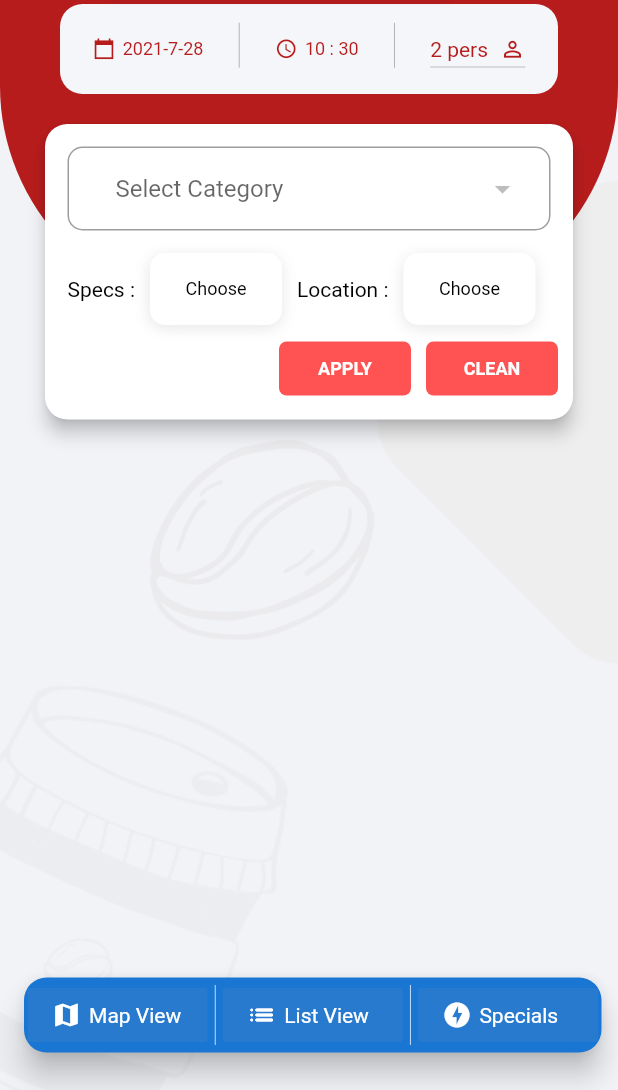
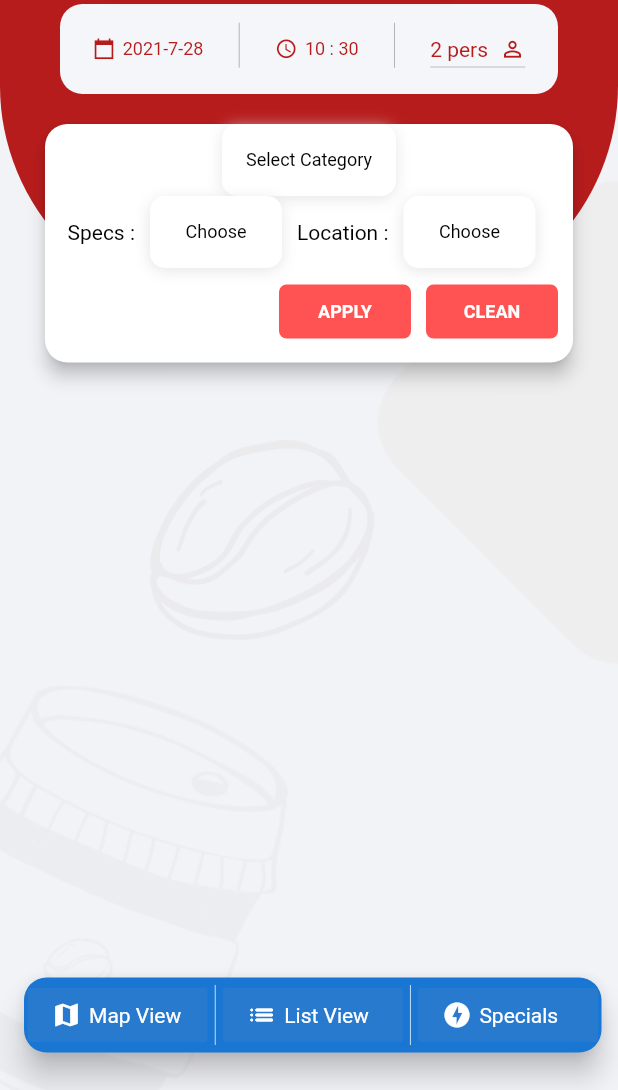
Before and after one commit to GhoudanAyoub/lmaida, a Flutter app: the RestaurantPage screen opened directly, after a tap on the "filter alt" icon, on a phone screen of 412 x 824 dp, the part 146-1236 px from its top. Run offline on Flutter 3.47's test engine with Material 2 defaults, Android fonts, the phone set to English and light mode, and no system bars; our stand-ins replace cached_network_image, cloud_firestore, dio, firebase_auth, firebase_core, firebase_storage and 13 more; missing offline and left inert: flutter_statusbarcolor, geocoder; accounts and stored records are empty; network calls fail; Roboto replaces fonts that are missing (Lmaida.ttf, SFProDisplay-Black, Ubuntu-Regular).

```diff
--- a/lib/Home/Components/maps.dart
+++ b/lib/Home/Components/maps.dart
@@ -110,7 +110,7 @@ class _MapsState extends State<Maps> {
                       margin:
                           EdgeInsets.symmetric(vertical: 70.0, horizontal: 35),
                       child: Padding(
-                        padding: EdgeInsets.only(left: 15.0, right: 30.0),
+                        padding: EdgeInsets.only(left: 15.0, right: 5.0),
                         child: Material(
                           elevation: 5.0,
                           borderRadius: BorderRadius.circular(50.0),
--- /dev/null
+++ b/lib/Home/Components/multiple_nutifier.dart
@@ -0,0 +1,23 @@
+import 'package:flutter/material.dart';
+
+class MultipleNotifier extends ChangeNotifier {
+  List<String> _selecteItems;
+  MultipleNotifier(this._selecteItems);
+  List<String> get selectedItems => _selecteItems;
+
+  bool isHaveItem(String value) => _selecteItems.contains(value);
+
+  addItem(String value) {
+    if (!isHaveItem(value)) {
+      _selecteItems.add(value);
+      notifyListeners();
+    }
+  }
+
+  removeItem(String value) {
+    if (isHaveItem(value)) {
+      _selecteItems.remove(value);
+      notifyListeners();
+    }
+  }
+}
--- a/lib/Home/HomePage.dart
+++ b/lib/Home/HomePage.dart
@@ -13,9 +13,10 @@ class HomePage extends StatefulWidget {
 class _HomePageState extends State<HomePage> {
   @override
   Widget build(BuildContext context) {
-    return new WillPopScope(
+    return SafeArea(
+        child: new WillPopScope(
       onWillPop: () async => false,
       child: SideBarLayout(),
-    );
+    ));
   }
 }
--- a/lib/Resto/resto_page.dart
+++ b/lib/Resto/resto_page.dart
@@ -9,6 +9,7 @@ import 'package:geocoder/geocoder.dart';
 import 'package:geolocator/geolocator.dart';
 import 'package:http/http.dart' as http;
 import 'package:intl/intl.dart';
+import 'package:lmaida/Home/Components/multiple_nutifier.dart';
 import 'package:lmaida/bloc.navigation_bloc/navigation_bloc.dart';
 import 'package:lmaida/components/LmaidaCard.dart';
 import 'package:lmaida/components/custom_card.dart';
@@ -17,6 +18,7 @@ import 'package:lmaida/models/restau_model.dart';
 import 'package:lmaida/utils/SizeConfig.dart';
 import 'package:lmaida/utils/StringConst.dart';
 import 'package:lmaida/utils/constants.dart';
+import 'package:provider/provider.dart';
 
 import 'componant/new_resto_details.dart';
 
@@ -209,8 +211,83 @@ class _RestaurantState extends State<RestaurantPage> {
     }
   }
 
+  _showMultipleChoiceDialog(BuildContext context) => showDialog(
+      context: context,
+      builder: (context) {
+        final _multipleNotifier = Provider.of<MultipleNotifier>(context);
+        return AlertDialog(
+          title: Text('Select Category'),
+          content: SingleChildScrollView(
+            child: Container(
+                width: double.infinity,
+                child: Column(
+                  mainAxisSize: MainAxisSize.min,
+                  children: categList
+                      .map((e) => CheckboxListTile(
+                            title: Row(
+                              children: <Widget>[
+                                e["picture"] != null
+                                    ? CachedNetworkImage(
+                                        imageUrl:
+                                            "https://lmaida.com/storage/categories/" +
+                                                e["picture"],
+                                        fit: BoxFit.cover,
+                                        width: 20,
+                                        fadeInDuration:
+                                            Duration(milliseconds: 500),
+                                        fadeInCurve: Curves.easeIn,
+                                        placeholder: (context, progressText) =>
+                                            Center(
+                                                child:
+                                                    circularProgress(context)),
+                                      )
+                                    : Icon(Icons.dinner_dining,
+                                        size: 20, color: Colors.black87),
+                                Container(
+                                    margin: EdgeInsets.only(left: 5),
+                                    width: 100,
+                                    child: Text(
+                                      e["name"],
+                                      overflow: TextOverflow.ellipsis,
+                                      style: TextStyle(
+                                        fontSize: 14,
+                                        color: Colors.black,
+                                        fontWeight: FontWeight.normal,
+                                      ),
+                                    )),
+                              ],
+                            ),
+                            onChanged: (value) {
+                              value
+                                  ? _multipleNotifier.addItem(e["name"])
+                                  : _multipleNotifier.removeItem(e["name"]);
+
+                              value
+                                  ? setState(() {
+                                      _selected = e["name"];
+                                      catId = e["id"];
+                                    })
+                                  : setState(() {
+                                      _selected = null;
+                                      catId = null;
+                                    });
+                            },
+                            value: _multipleNotifier.isHaveItem(e["name"]),
+                          ))
+                      .toList(),
+                )),
+          ),
+          actions: [
+            FlatButton(
+              child: Text('Yes'),
+              onPressed: () => Navigator.of(context).pop(),
+            )
+          ],
+        );
+      });
   @override
   Widget build(BuildContext context) {
+    final _multipleNotifier = Provider.of<MultipleNotifier>(context);
     return SafeArea(
       child: Scaffold(
         backgroundColor: Color(0xfff2f3f7),
@@ -416,87 +493,39 @@ class _RestaurantState extends State<RestaurantPage> {
                                 borderRadius: BorderRadius.circular(15.0)),
                             child: Column(
                               children: [
-                                Container(
-                                  margin: EdgeInsets.all(15),
-                                  padding: EdgeInsets.all(15),
-                                  decoration: BoxDecoration(
-                                      border: Border.all(
-                                          width: 1, color: Colors.grey),
-                                      borderRadius: BorderRadius.circular(10)),
-                                  child: Row(
-                                    mainAxisAlignment:
-                                        MainAxisAlignment.spaceBetween,
-                                    children: <Widget>[
-                                      Expanded(
-                                        child: DropdownButtonHideUnderline(
-                                          child: ButtonTheme(
-                                            alignedDropdown: true,
-                                            child: DropdownButton<String>(
-                                              isDense: true,
-                                              hint: new Text("Select Category"),
-                                              value: _selected,
-                                              onChanged: (String newValue) {
-                                                setState(() {
-                                                  _selected = newValue;
-                                                  catId = newValue;
-                                                });
+                                Padding(
+                                  padding: const EdgeInsets.symmetric(
+                                      horizontal: 10.0),
+                                  child: Column(
+                                    crossAxisAlignment:
+                                        CrossAxisAlignment.start,
+                                    children: [
+                                      CustomCard(
+                                        borderRadius:
+                                            BorderRadius.circular(10.0),
+                                        child: Container(
+                                          child: Theme(
+                                            data: ThemeData(
+                                              primaryColor:
+                                                  Theme.of(context).accentColor,
+                                              accentColor:
+                                                  Theme.of(context).accentColor,
+                                            ),
+                                            child: FlatButton(
+                                              onPressed: () {
+                                                _showMultipleChoiceDialog(
+                                                    context);
                                               },
-                                              items: categList
-                                                  .map(
-                                                      (e) =>
-                                                          new DropdownMenuItem(
-                                                            value: e["id"]
-                                                                .toString(),
-                                                            // value: _mySelection,
-                                                            child: Row(
-                                                              children: <
-                                                                  Widget>[
-                                                                e["picture"] !=
-                                                                        null
-                                                                    ? CachedNetworkImage(
-                                                                        imageUrl:
-                                                                            "https://lmaida.com/storage/categories/" +
-                                                                                e["picture"],
-                                                                        fit: BoxFit
-                                                                            .cover,
-                                                                        width:
-                                                                            20,
-                                                                        fadeInDuration:
-                                                                            Duration(milliseconds: 500),
-                                                                        fadeInCurve:
-                                                                            Curves.easeIn,
-                                                                        placeholder:
-                                                                            (context, progressText) =>
-                                                                                Center(child: circularProgress(context)),
-                                                                      )
-                                                                    : Icon(
-                                                                        Icons
-                                                                            .dinner_dining,
-                                                                        size:
-                                                                            20,
-                                                                        color: Colors
-                                                                            .black87),
-                                                                Container(
-                                                                    margin: EdgeInsets
-                                                                        .only(
-                                                                            left:
-                                                                                10),
-                                                                    child: Text(
-                                                                      e["name"],
-                                                                      style:
-                                                                          TextStyle(
-                                                                        fontSize:
-                                                                            14,
-                                                                        color: Colors
-                                                                            .black,
-                                                                        fontWeight:
-                                                                            FontWeight.normal,
-                                                                      ),
-                                                                    )),
-                                                              ],
-                                                            ),
-                                                          ))
-                                                  .toList(),
+                                              child: Text(
+                                                _selected == null
+                                                    ? 'Select Category'
+                                                    : _selected,
+                                                style: TextStyle(
+                                                  fontSize: 12,
+                                                  color: Colors.black,
+                                                  fontWeight: FontWeight.normal,
+                                                ),
+                                              ),
                                             ),
                                           ),
                                         ),
--- a/lib/utils/providers.dart
+++ b/lib/utils/providers.dart
@@ -1,4 +1,5 @@
 import 'package:lmaida/Home/Components/map_model.dart';
+import 'package:lmaida/Home/Components/multiple_nutifier.dart';
 import 'package:lmaida/profile/Componant/edit_profile__model_view.dart';
 import 'package:lmaida/profile/user_view_model.dart';
 import 'package:provider/provider.dart';
@@ -8,4 +9,5 @@ List<SingleChildWidget> providers = [
   ChangeNotifierProvider(create: (_) => UserViewModel()),
   ChangeNotifierProvider(create: (_) => EditProfileViewModel()),
   ChangeNotifierProvider(create: (_) => MyModel()),
+  ChangeNotifierProvider(create: (_) => MultipleNotifier([])),
 ];
--- a/pubspec.yaml
+++ b/pubspec.yaml
@@ -24,10 +24,11 @@ dependencies:
   flutter:
     sdk: flutter
 
+  flutter_statusbarcolor: ^0.2.3
   get_storage: 1.4.0
   dio: ^3.0.10
   flutter_rating_bar: ^4.0.0
-  firebase_auth: "any"
+  firebase_auth:
   firebase_database: "any"
   cloud_firestore: ^0.14.2
   firebase_storage: "any"
```
Also changed, not shown: lib/main.dart (+7 -0 lines), lib/sidebar/sidebar.dart (+0 -78 lines), pubspec.lock.
